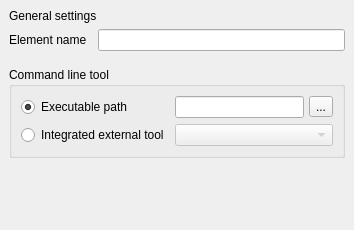
Qt form src/plugins/workflow_designer/src/library/create_cmdline_based_worker/CreateCmdlineBasedWorkerWizardGeneralSettingsPage.ui (violethaze74/ugene) before a commit.
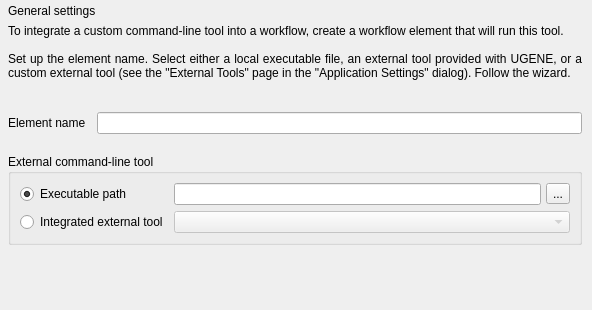
The same form after that commit.

Commit message: UGENE-6464: the wizard was renamed to "Create Element with External Tool", it's appearance was updated.

```diff
--- a/src/plugins/workflow_designer/src/library/create_cmdline_based_worker/CreateCmdlineBasedWorkerWizardGeneralSettingsPage.ui
+++ b/src/plugins/workflow_designer/src/library/create_cmdline_based_worker/CreateCmdlineBasedWorkerWizardGeneralSettingsPage.ui
@@ -6,8 +6,8 @@
    <rect>
     <x>0</x>
     <y>0</y>
-    <width>354</width>
-    <height>230</height>
+    <width>592</width>
+    <height>310</height>
    </rect>
   </property>
   <property name="windowTitle">
@@ -15,16 +15,16 @@
   </property>
   <layout class="QVBoxLayout" name="verticalLayout">
    <property name="leftMargin">
-    <number>9</number>
+    <number>8</number>
    </property>
    <property name="topMargin">
-    <number>9</number>
+    <number>4</number>
    </property>
    <property name="rightMargin">
-    <number>9</number>
+    <number>10</number>
    </property>
    <property name="bottomMargin">
-    <number>9</number>
+    <number>0</number>
    </property>
    <item>
     <widget class="QLabel" name="lblTitle">
@@ -33,8 +33,33 @@
      </property>
     </widget>
    </item>
+   <item>
+    <widget class="QLabel" name="lblDescription">
+     <property name="text">
+      <string>To integrate a custom command-line tool into a workflow, create a workflow element that will run this tool.
+
+Set up the element name. Select either a local executable file, an external tool provided with UGENE, or a custom external tool (see the &quot;External Tools&quot; page in the &quot;Application Settings&quot; dialog). Follow the wizard.
+</string>
+     </property>
+     <property name="alignment">
+      <set>Qt::AlignJustify|Qt::AlignVCenter</set>
+     </property>
+     <property name="wordWrap">
+      <bool>true</bool>
+     </property>
+    </widget>
+   </item>
    <item>
     <layout class="QHBoxLayout" name="nameLayout">
+     <property name="leftMargin">
+      <number>0</number>
+     </property>
+     <property name="topMargin">
+      <number>12</number>
+     </property>
+     <property name="bottomMargin">
+      <number>14</number>
+     </property>
      <item>
       <widget class="QLabel" name="lblName">
        <property name="text">
@@ -63,26 +88,10 @@
      </item>
     </layout>
    </item>
-   <item>
-    <spacer name="verticalSpacer">
-     <property name="orientation">
-      <enum>Qt::Vertical</enum>
-     </property>
-     <property name="sizeType">
-      <enum>QSizePolicy::Fixed</enum>
-     </property>
-     <property name="sizeHint" stdset="0">
-      <size>
-       <width>20</width>
-       <height>10</height>
-      </size>
-     </property>
-    </spacer>
-   </item>
    <item>
     <widget class="QGroupBox" name="gbTool">
      <property name="title">
-      <string>Command line tool</string>
+      <string>External command-line tool</string>
      </property>
      <layout class="QGridLayout" name="gridLayout">
       <item row="1" column="0">
@@ -148,10 +157,13 @@
      <property name="orientation">
       <enum>Qt::Vertical</enum>
      </property>
+     <property name="sizeType">
+      <enum>QSizePolicy::MinimumExpanding</enum>
+     </property>
      <property name="sizeHint" stdset="0">
       <size>
        <width>20</width>
-       <height>40</height>
+       <height>0</height>
       </size>
      </property>
     </spacer>
```
The commit also changes 8 other files.
